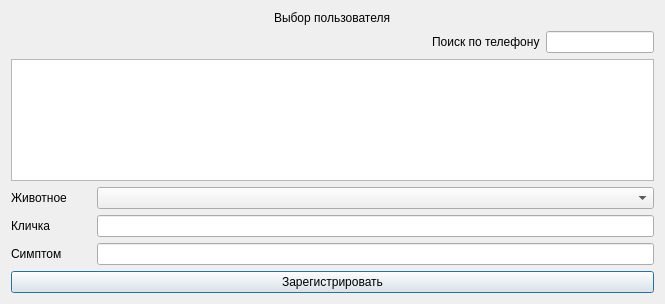
Liorkinn/VeterinarClinic, file src/apps/registraturePanel/registeranimal.ui: the form before one commit.
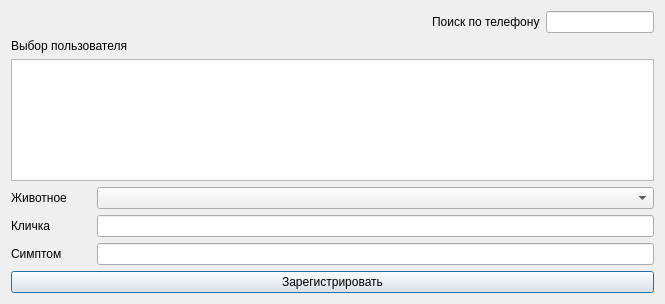
The form after the commit.

```diff
--- a/src/apps/registraturePanel/registeranimal.ui
+++ b/src/apps/registraturePanel/registeranimal.ui
@@ -16,13 +16,6 @@
   <layout class="QVBoxLayout" name="verticalLayout_2">
    <item>
     <layout class="QVBoxLayout" name="verticalLayout">
-     <item alignment="Qt::AlignHCenter">
-      <widget class="QLabel" name="label">
-       <property name="text">
-        <string>Выбор пользователя</string>
-       </property>
-      </widget>
-     </item>
      <item>
       <layout class="QHBoxLayout" name="horizontalLayout_4">
        <item>
@@ -63,6 +56,13 @@
        </item>
       </layout>
      </item>
+     <item>
+      <widget class="QLabel" name="label">
+       <property name="text">
+        <string>Выбор пользователя</string>
+       </property>
+      </widget>
+     </item>
      <item>
       <widget class="QTableWidget" name="tableWidget_users"/>
      </item>
```
